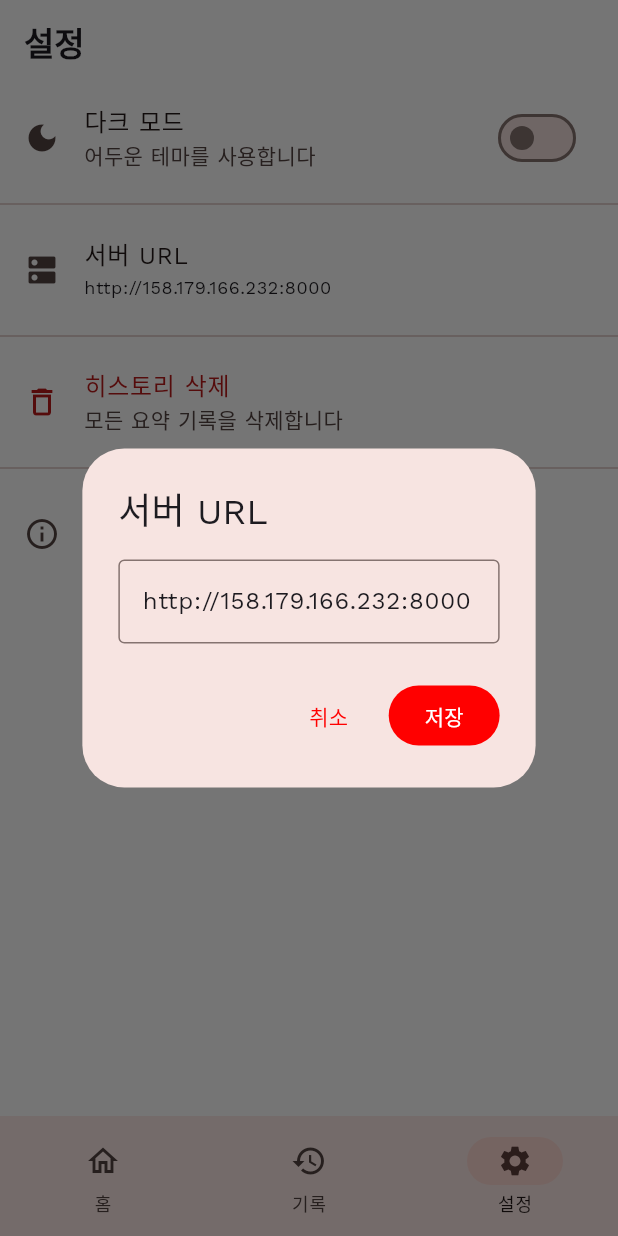
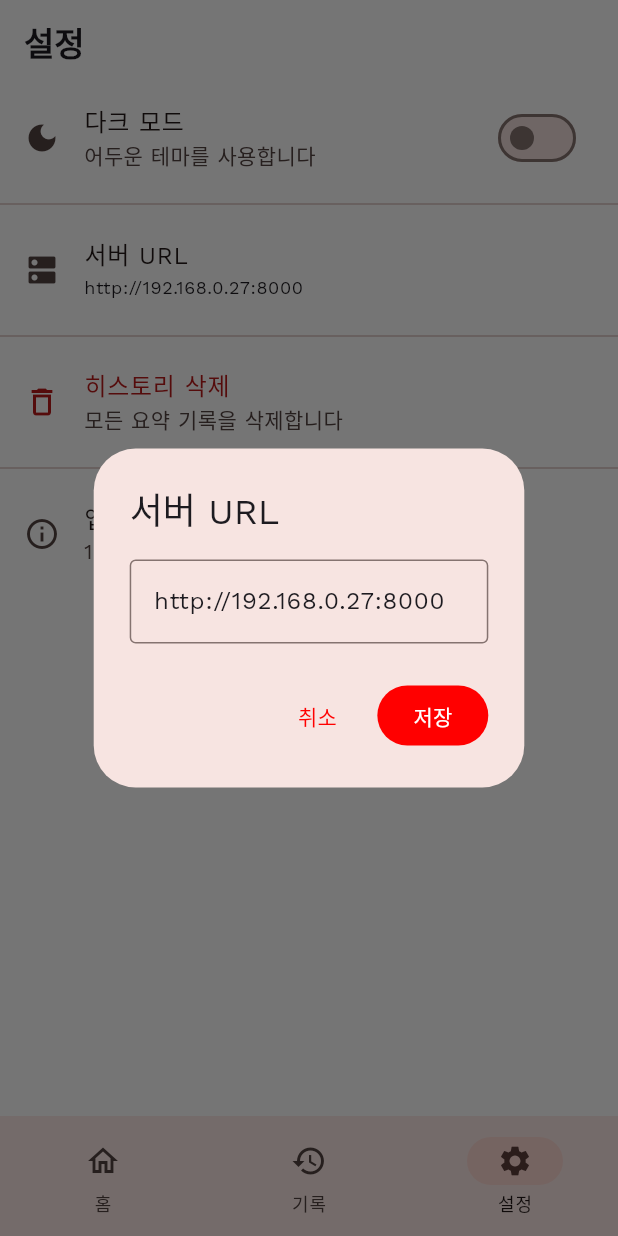
Before and after one commit to kangraemin/youtube-helper, a Flutter app: the SettingsScreen screen opened by its route, after a tap on "서버 URL", on a phone screen of 412 x 824 dp. Run offline on Flutter 3.47's test engine with Material 3 defaults, Android fonts, the phone set to English and light mode, and no system bars; our stand-ins replace flutter_markdown, flutter_riverpod, freezed_annotation, go_router, google_fonts, hive_flutter; accounts and stored records are empty.

Commit message:
fix: 로컬 서버 연결을 위한 iOS ATS 허용 및 서버 URL 변경

```diff
--- a/app/lib/core/constants/api_constants.dart
+++ b/app/lib/core/constants/api_constants.dart
@@ -1,7 +1,7 @@
 class ApiConstants {
   ApiConstants._();
 
-  static const defaultServerUrl = 'http://158.179.166.232:8000';
+  static const defaultServerUrl = 'http://192.168.0.27:8000';
   static const transcriptEndpoint = '/api/v1/transcript';
   static const summarizeEndpoint = '/api/v1/summarize';
   static const chatEndpoint = '/api/v1/chat';
```
Also changed, not shown: 1 other file.
